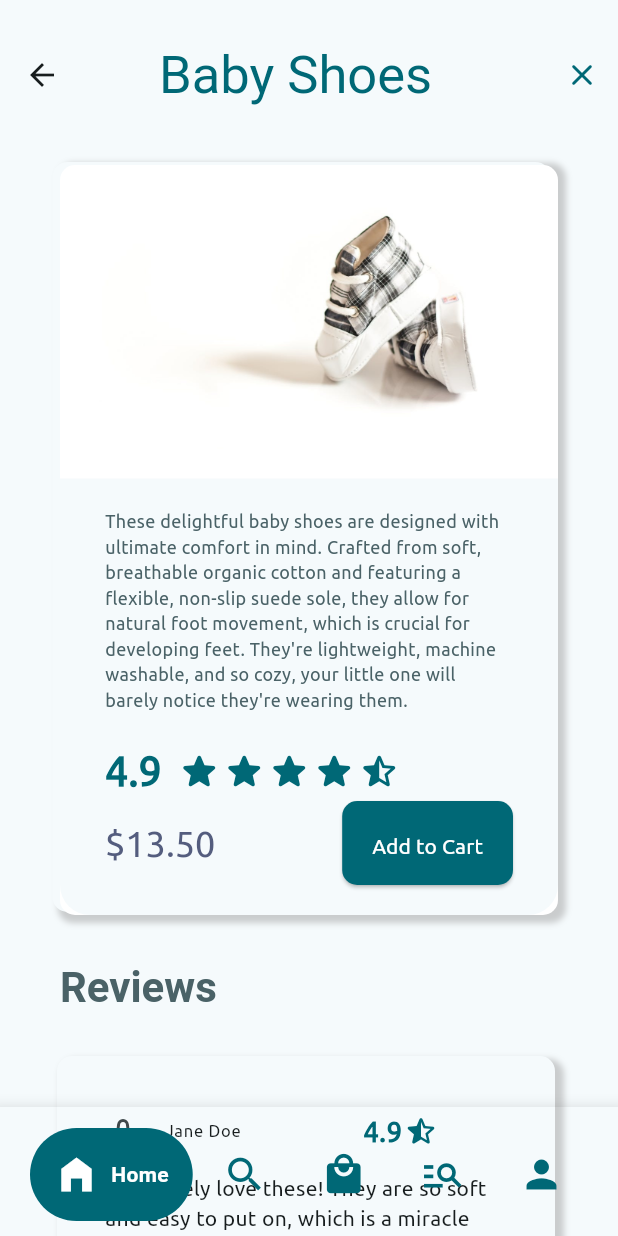
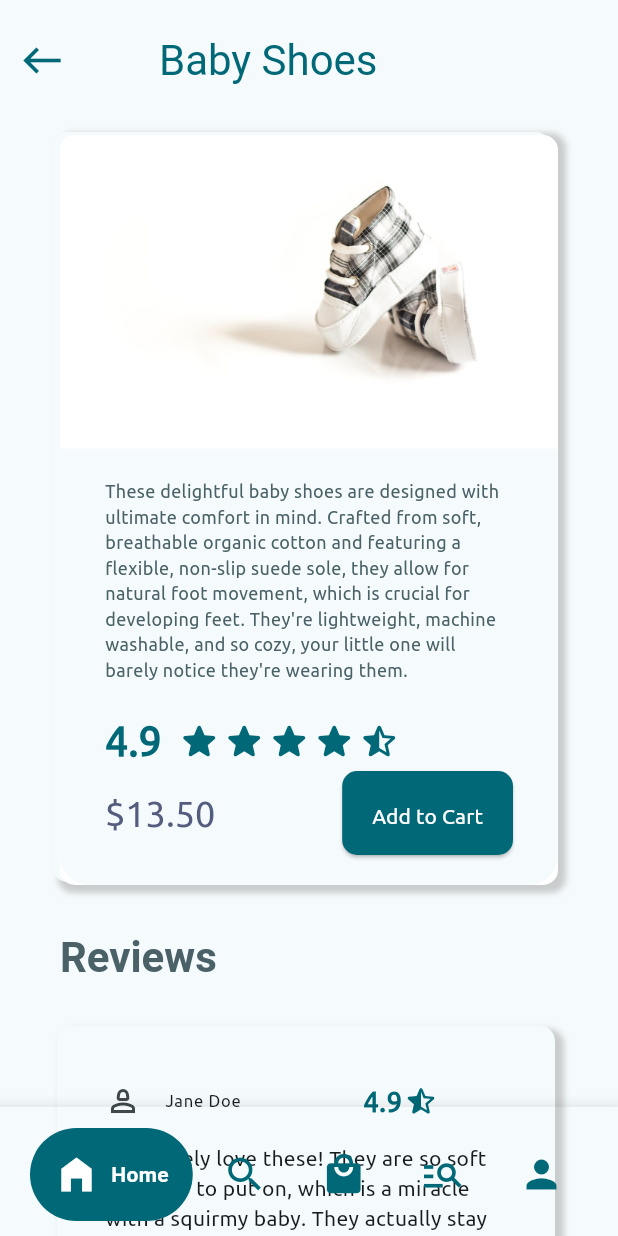
Before and after one commit to JKanaiya/FlutterBabyShopHub_eProject, a Flutter app: the AdminProductManage screen opened directly, on a phone screen of 412 x 824 dp. Run offline on Flutter 3.47's test engine with Material 3 defaults, Android fonts, the phone set to English and light mode, and no system bars; drawn by our look-alikes of google_nav_bar; our stand-ins replace google_fonts, supabase_flutter; accounts and stored records are empty; Roboto replaces fonts that are missing (Delius Swash Caps, Delius Unicase).

Commit message:
Feat: Finalized appbar structure

```diff
--- a/lib/screens/admin/admin_manage_product.dart
+++ b/lib/screens/admin/admin_manage_product.dart
@@ -19,22 +19,20 @@ class _AdminProductManageState extends State<AdminProductManage> {
       appBar: AppBar(
         backgroundColor: HSLColor.fromAHSL(0, 197, 0.28, 0.95).toColor(),
         titleSpacing: 50,
-        actions: [
-          IconButton(
-            onPressed: () {},
-            icon: Icon(
-              Icons.close_rounded,
-              color: Theme.of(context).colorScheme.primary,
-            ),
+        leading: IconButton(
+          onPressed: () {},
+          icon: Icon(
+            Icons.west,
+            color: Theme.of(context).colorScheme.primary,
+            size: 30,
           ),
-        ],
-        toolbarHeight: 100,
+        ),
+        toolbarHeight: 80,
         title: Text(
           "Baby Shoes",
           selectionColor: Theme.of(context).colorScheme.primary,
-          style: TextStyle(
+          style: Theme.of(context).textTheme.headlineMedium!.copyWith(
             color: Theme.of(context).colorScheme.primary,
-            fontSize: 35,
           ),
         ),
       ),
@@ -297,6 +295,7 @@ class _AdminProductManageState extends State<AdminProductManage> {
               ),
               const SizedBox(height: 20),
               ListTile(
+                contentPadding: EdgeInsets.only(right: 0.0),
                 title: Container(
                   padding: EdgeInsets.symmetric(horizontal: 12),
                   decoration: BoxDecoration(
@@ -319,9 +318,12 @@ class _AdminProductManageState extends State<AdminProductManage> {
                       width: 2.0,
                       color: Theme.of(context).colorScheme.primary,
                     ),
-                    borderRadius: BorderRadius.circular(12),
+                    borderRadius: BorderRadius.circular(50),
                   ),
                   child: IconButton(
+                    hoverColor: Theme.of(
+                      context,
+                    ).colorScheme.secondaryContainer,
                     color: Theme.of(context).colorScheme.primary,
                     icon: Icon(Icons.north_outlined),
                     // TODO: Implement addComment on product
```
